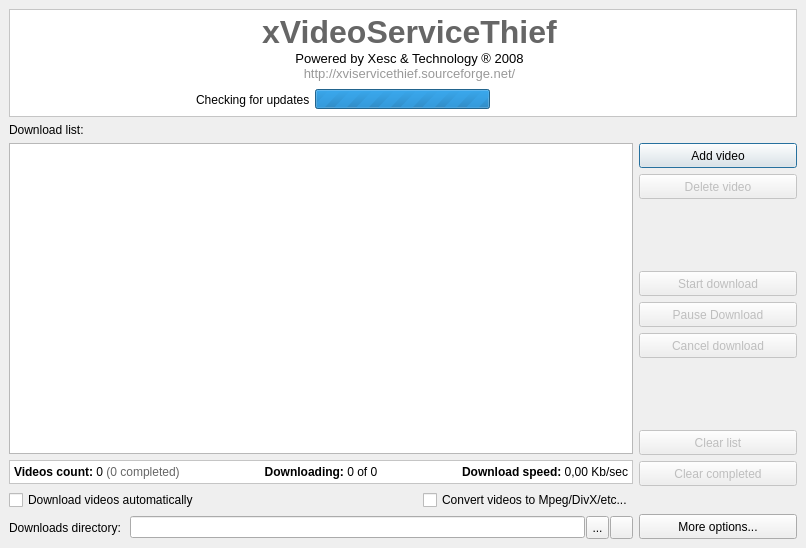
The window that ui/mainform.ui (ckorn/xvst) describes before a commit, drawn with Qt 5.
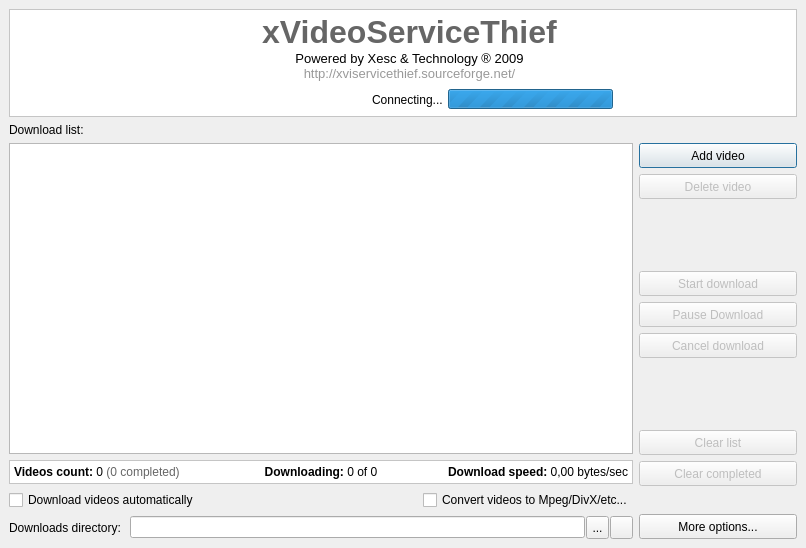
The same window after the commit. Icons and pictures are not drawn.

What changed in the file:
```diff
--- a/ui/mainform.ui
+++ b/ui/mainform.ui
@@ -60,7 +60,7 @@
         <widget class="QLabel" name="lblHeader">
          <property name="text">
           <string>&lt;html&gt;&lt;head&gt;&lt;meta name=&quot;qrichtext&quot; content=&quot;1&quot; /&gt;&lt;title&gt;xVideoServiceThief&lt;/title&gt;&lt;style type=&quot;text/css&quot;&gt;a {font-family: Arial, Helvetica, sans-serif;font-size: 13px; text-decoration:none; color:#999999}a: hover{text-decoration:underline; color:#0000FF}
-&lt;/style&gt;&lt;/head&gt;&lt;body&gt;&lt;div align=&quot;center&quot;&gt;&lt;p&gt;&lt;span style=&quot;font-size: 32px; font-family: Arial, Helvetica, sans-serif; font-weight: bold; color: #666666;&quot;&gt;xVideoServiceThief&lt;/span&gt;&lt;br /&gt;&lt;span style=&quot;font-family: Arial, Helvetica, sans-serif;font-size: 13px;&quot;&gt;Powered by Xesc &amp;amp; Technology &amp;reg; 2008&lt;br /&gt;&lt;a href=&quot;http://xviservicethief.sourceforge.net/&quot;&gt;http://xviservicethief.sourceforge.net/&lt;/a&gt;&lt;/span&gt;&lt;/p&gt;&lt;/div&gt;&lt;/body&gt;&lt;/html&gt;</string>
+&lt;/style&gt;&lt;/head&gt;&lt;body&gt;&lt;div align=&quot;center&quot;&gt;&lt;p&gt;&lt;span style=&quot;font-size: 32px; font-family: Arial, Helvetica, sans-serif; font-weight: bold; color: #666666;&quot;&gt;xVideoServiceThief&lt;/span&gt;&lt;br /&gt;&lt;span style=&quot;font-family: Arial, Helvetica, sans-serif;font-size: 13px;&quot;&gt;Powered by Xesc &amp;amp; Technology &amp;reg; 2009&lt;br /&gt;&lt;a href=&quot;http://xviservicethief.sourceforge.net/&quot;&gt;http://xviservicethief.sourceforge.net/&lt;/a&gt;&lt;/span&gt;&lt;/p&gt;&lt;/div&gt;&lt;/body&gt;&lt;/html&gt;</string>
          </property>
          <property name="alignment">
           <set>Qt::AlignCenter</set>
@@ -94,7 +94,7 @@
          <item>
           <widget class="QLabel" name="lblCheckForUpdatesLabel">
            <property name="text">
-            <string>Checking for updates</string>
+            <string>Connecting...</string>
            </property>
           </widget>
          </item>
@@ -118,13 +118,13 @@
           <widget class="QProgressBar" name="progressBar">
            <property name="minimumSize">
             <size>
-             <width>175</width>
+             <width>165</width>
              <height>0</height>
             </size>
            </property>
            <property name="maximumSize">
             <size>
-             <width>175</width>
+             <width>165</width>
              <height>20</height>
             </size>
            </property>
@@ -193,11 +193,11 @@
             <enum>Qt::Horizontal</enum>
            </property>
            <property name="sizeType">
-            <enum>QSizePolicy::Expanding</enum>
+            <enum>QSizePolicy::Fixed</enum>
            </property>
            <property name="sizeHint" stdset="0">
             <size>
-             <width>42</width>
+             <width>45</width>
              <height>20</height>
             </size>
            </property>
@@ -701,7 +701,7 @@
        <item row="0" column="4">
         <widget class="QLabel" name="lblDownloadSpeed">
          <property name="text">
-          <string>&lt;b&gt;Download speed:&lt;/b&gt; 0,00 Kb/sec</string>
+          <string>&lt;b&gt;Download speed:&lt;/b&gt; 0,00 bytes/sec</string>
          </property>
          <property name="alignment">
           <set>Qt::AlignRight|Qt::AlignTrailing|Qt::AlignVCenter</set>
```
Left out of the diff: 4 changed lines with no effect on the pictures.
